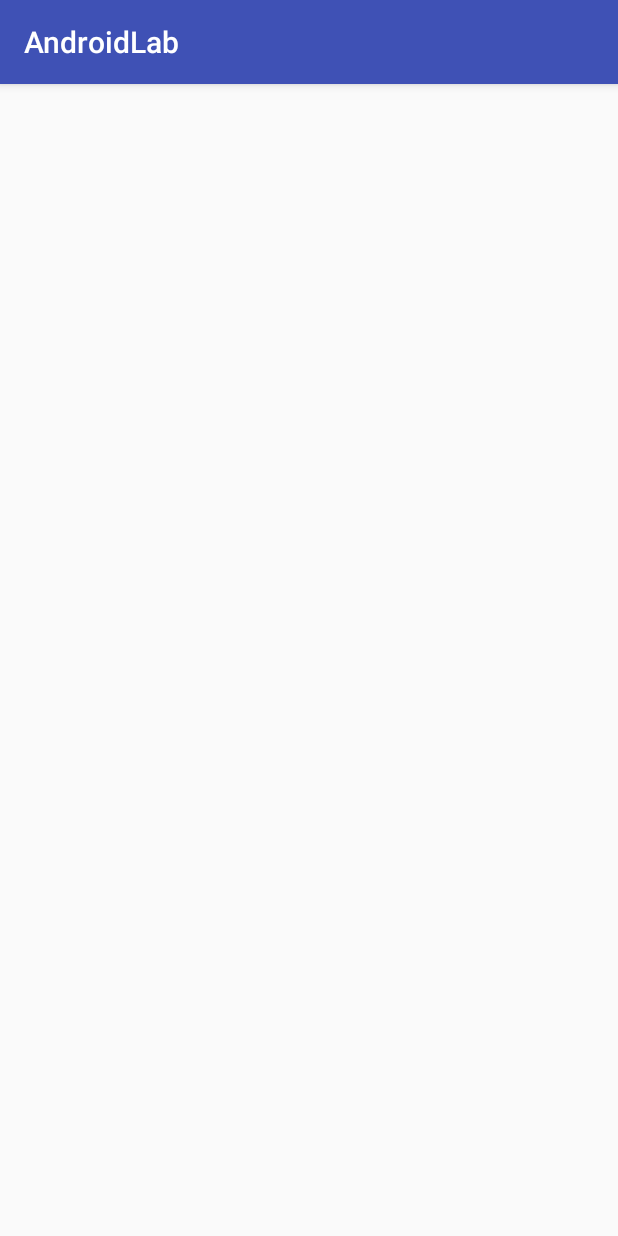
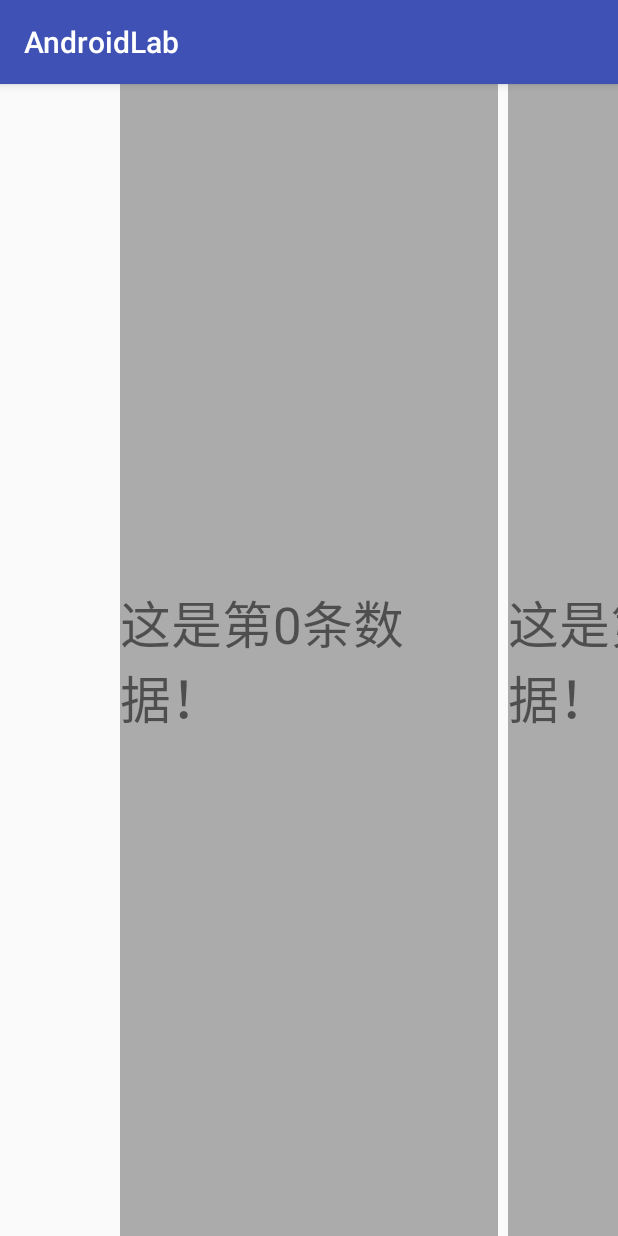
Before and after one commit to zzxdng/AndroidLab, an Android app: the ViewPagerDemoActivity screen opened directly, with no data from a screen before it, on a phone screen of 412 x 824 dp. Run offline under Robolectric (Android 15) with nearby library versions, the phone set to English and light mode, and no system bars.

Commit message:
1.添加Viewpagerdemo，验证一屏多Item情况下的边缘滑动问题。

```diff
--- a/app/src/main/java/com/zinc/example/androidlab/MainActivity.java
+++ b/app/src/main/java/com/zinc/example/androidlab/MainActivity.java
@@ -9,6 +9,7 @@ import com.zinc.example.androidlab.expandablelistdemo.view.ExpandableListViewDem
 import com.zinc.example.androidlab.load_sir_demo.LoadSirDemoActivity;
 import com.zinc.example.androidlab.myexpandablelistview.MyExpandableListView;
 import com.zinc.example.androidlab.rxjavademo.RxJavaDemoMainActivity;
+import com.zinc.example.androidlab.viewpagerdemo.ViewPagerDemoActivity;
 
 public class MainActivity extends AppCompatActivity implements View.OnClickListener{
 
@@ -60,6 +61,10 @@ public class MainActivity extends AppCompatActivity implements View.OnClickListe
         startActivityFun(LoadSirDemoActivity.class);
     }
 
+    public void shoeViewpagerDemo(View view) {
+        startActivityFun(ViewPagerDemoActivity.class);
+    }
+
     private void startActivityFun(Class<?>  activityClass) {
         startActivity(new Intent(MainActivity.this,activityClass));
     }
--- /dev/null
+++ b/app/src/main/java/com/zinc/example/androidlab/viewpagerdemo/GalleryViewPagerAdapter.java
@@ -0,0 +1,50 @@
+package com.zinc.example.androidlab.viewpagerdemo;
+
+import android.content.Context;
+import android.support.annotation.NonNull;
+import android.support.v4.view.PagerAdapter;
+import android.view.View;
+import android.view.ViewGroup;
+import android.widget.TextView;
+
+import com.zinc.example.androidlab.R;
+
+import java.util.List;
+
+public class GalleryViewPagerAdapter extends PagerAdapter{
+
+    private Context mContext;
+    private List<String> mStringList;
+
+    public GalleryViewPagerAdapter(Context context, List<String> data) {
+        mContext = context;
+        mStringList = data;
+
+    }
+
+
+    @NonNull
+    @Override
+    public Object instantiateItem(@NonNull ViewGroup container, int position) {
+        View view = View.inflate(mContext, R.layout.item_viewpager_demo, null);
+        TextView textView = view.findViewById(R.id.tv_viewpager_demo_id);
+        textView.setText(mStringList.get(position));
+        container.addView(view);
+        return view;
+    }
+
+    @Override
+    public int getCount() {
+        return mStringList.size();
+    }
+
+    @Override
+    public boolean isViewFromObject(@NonNull View view, @NonNull Object object) {
+        return view == object;
+    }
+
+    @Override
+    public void destroyItem(@NonNull ViewGroup container, int position, @NonNull Object object) {
+
+    }
+}
--- a/app/src/main/java/com/zinc/example/androidlab/viewpagerdemo/ViewPagerDemoActivity.java
+++ b/app/src/main/java/com/zinc/example/androidlab/viewpagerdemo/ViewPagerDemoActivity.java
@@ -1,15 +1,34 @@
 package com.zinc.example.androidlab.viewpagerdemo;
 
 import android.os.Bundle;
+import android.support.v4.view.ViewPager;
 import android.support.v7.app.AppCompatActivity;
 
 import com.zinc.example.androidlab.R;
 
+import java.util.ArrayList;
+import java.util.List;
+
 public class ViewPagerDemoActivity extends AppCompatActivity {
+
+    private List<String> mStringList;
+    private GalleryViewPagerAdapter mAdapter;
+    private ViewPager mViewPager;
 
     @Override
     protected void onCreate(Bundle savedInstanceState) {
         super.onCreate(savedInstanceState);
         setContentView(R.layout.activity_view_pager_demo);
+        mViewPager = findViewById(R.id.vp_demo_id);
+        mStringList = new ArrayList<>();
+        for(int i= 0; i < 5; i++){
+            String s = "这是第"+i+"条数据！";
+            mStringList.add(s);
+        }
+        mAdapter = new GalleryViewPagerAdapter(this, mStringList);
+        mViewPager.setAdapter(mAdapter);
+
+        mViewPager.setPageMargin(10);
+
     }
 }
--- a/app/src/main/res/layout/activity_main.xml
+++ b/app/src/main/res/layout/activity_main.xml
@@ -56,4 +56,12 @@
         android:text="LoadSirDemo"
         android:textAllCaps="false" />
 
+    <Button
+        android:id="@+id/btn_viewpager_demo"
+        android:layout_width="match_parent"
+        android:layout_height="wrap_content"
+        android:onClick="shoeViewpagerDemo"
+        android:text="ViewPagerDemo"
+        android:textAllCaps="false" />
+
 </LinearLayout>
--- a/app/src/main/res/layout/activity_view_pager_demo.xml
+++ b/app/src/main/res/layout/activity_view_pager_demo.xml
@@ -5,4 +5,16 @@
     android:layout_height="match_parent"
     tools:context=".viewpagerdemo.ViewPagerDemoActivity">
 
+    <android.support.v4.view.ViewPager
+        android:id="@+id/vp_demo_id"
+        android:layout_width="match_parent"
+        android:layout_height="match_parent"
+        android:paddingLeft="80dp"
+        android:paddingRight="80dp"
+        android:clipToPadding="false"
+        >
+
+
+    </android.support.v4.view.ViewPager>
+
 </android.support.constraint.ConstraintLayout>
--- /dev/null
+++ b/app/src/main/res/layout/item_viewpager_demo.xml
@@ -0,0 +1,21 @@
+<?xml version="1.0" encoding="utf-8"?>
+<RelativeLayout xmlns:android="http://schemas.android.com/apk/res/android"
+    android:layout_width="match_parent"
+    android:layout_height="match_parent"
+    android:background="#ababab">
+
+    <ImageView
+        android:id="@+id/iv_viewpager_demo_id"
+        android:layout_width="match_parent"
+        android:layout_height="match_parent"
+        android:layout_centerInParent="true"/>
+
+    <TextView
+        android:id="@+id/tv_viewpager_demo_id"
+        android:layout_width="wrap_content"
+        android:layout_height="wrap_content"
+        android:layout_centerInParent="true"
+        android:textSize="34sp"
+        android:text="hello"/>
+
+</RelativeLayout>
```
